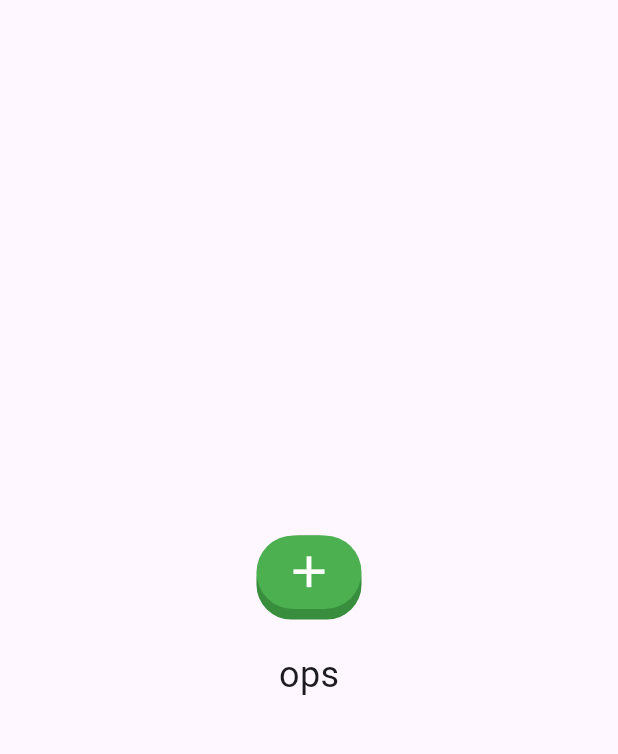
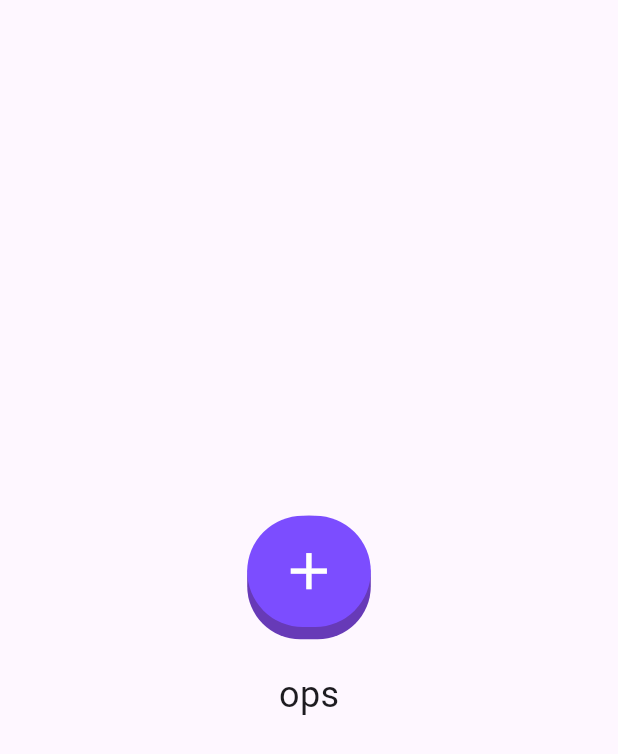
Before and after one commit to ppfuark/SenaiThirdSemester, a Flutter app: the HomePage screen opened directly, on a phone screen of 412 x 824 dp. Shown: the top 754 px of the screen. Run offline on Flutter 3.47's test engine with Material 3 defaults, Android fonts, the phone set to English and light mode, and no system bars; our stand-ins replace google_fonts, sqflite; accounts and stored records are empty.

Commit message:
PPDM[style]: 08.10.2025
Button

```diff
--- a/PPDM/08.10.2025/falai/lib/main.dart
+++ b/PPDM/08.10.2025/falai/lib/main.dart
@@ -1,3 +1,4 @@
+import 'package:falai/view/home_page.dart';
 import 'package:falai/view/login_page.dart';
 import 'package:flutter/material.dart';
 
@@ -12,7 +13,7 @@ class MyApp extends StatelessWidget {
   Widget build(BuildContext context) {
     return MaterialApp(
       debugShowCheckedModeBanner: false,
-      home: const LoginPage(),
+      home: const HomePage(),
     );
   }
 }
--- a/PPDM/08.10.2025/falai/lib/view/home_page.dart
+++ b/PPDM/08.10.2025/falai/lib/view/home_page.dart
@@ -18,6 +18,8 @@ class _HomePageState extends State<HomePage> {
         child: Column(
           mainAxisAlignment: MainAxisAlignment.center,
           children: [
+            Column(
+              children: [
                 ButtonWithIcon(
                   icon: Icons.add,
                   onPressed: () {
@@ -33,6 +35,8 @@ class _HomePageState extends State<HomePage> {
                 ),
               ],
             ),
+          ],
+        ),
       ),
     );
   }
--- a/PPDM/08.10.2025/falai/lib/widgets/button_with_icon.dart
+++ b/PPDM/08.10.2025/falai/lib/widgets/button_with_icon.dart
@@ -22,37 +22,41 @@ class _ButtonWithIconState extends State<ButtonWithIcon> {
 
   @override
   Widget build(BuildContext context) {
-    double size = MediaQuery.of(context).size.width * 0.17;
+    double size = MediaQuery.of(context).size.width * 0.2;
 
     return GestureDetector(
       onTap: _onTap,
       child: Container(
         alignment: AlignmentDirectional.bottomCenter,
-        height: size * 0.8,
+        height: size,
         child: Stack(
           alignment: AlignmentGeometry.topCenter,
           children: [
             Container(
               width: size,
-              height: _isDisable ? size * 0.7 : size * 0.8,
+              height: _isDisable ? size * 0.9 : size,
               decoration: BoxDecoration(
-                color: _isDisable ? Colors.grey[700] : Colors.green[700],
+                color: _isDisable ? Colors.grey[600] : Colors.deepPurple,
                 borderRadius: BorderRadius.only(
-                  topLeft: Radius.circular(size * 0.4),
-                  topRight: Radius.circular(size * 0.4),
-                  bottomLeft: Radius.circular(size * 0.33),
-                  bottomRight: Radius.circular(size * 0.33),
+                  topLeft: Radius.circular(size * 0.5),
+                  topRight: Radius.circular(size * 0.5),
+                  bottomLeft: Radius.circular(size * 0.43),
+                  bottomRight: Radius.circular(size * 0.43),
                 ),
               ),
             ),
             Container(
               width: size,
-              height: _isDisable ? size * 0.6 : size * 0.7,
+              height: _isDisable ? size * 0.75 : size * 0.9,
               decoration: BoxDecoration(
-                color: _isDisable ? Colors.grey[500] : Colors.green[500],
-                borderRadius: BorderRadius.circular(size * 0.4),
+                color: _isDisable ? Colors.grey[400] : Colors.deepPurpleAccent,
+                borderRadius: BorderRadius.circular(size * 0.5),
               ),
-              child: Icon(widget.icon, color: Colors.white, size: size * 0.5),
+              child: Icon(
+                widget.icon,
+                color: _isDisable ? Colors.grey[600] : Colors.white,
+                size: size * 0.5,
+              ),
             ),
           ],
         ),
```
Lines whose indentation alone changed are shown as unchanged.
